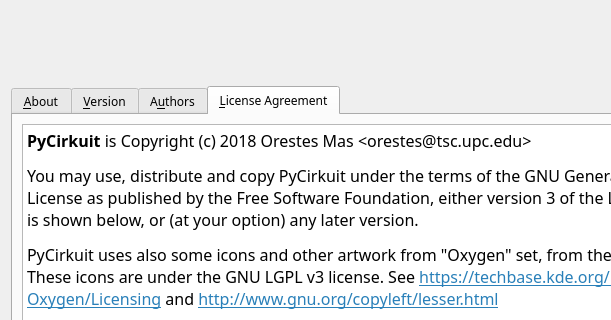
orestesmas/pycirkuit, file pycirkuit/ui/aboutdialog.ui: the form before one commit; both pictures show x 0 to 611 and y 0 to 320 of the 750 by 680 pixel window.
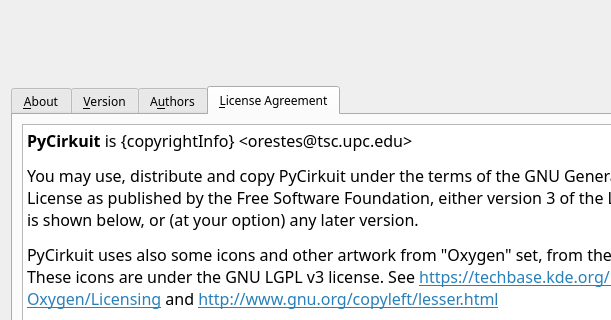
The form after the commit. The open tabs and pages were chosen to show the change. Icons and pictures are not drawn.

Commit message:
Remove hard-coded version and copyright info from About dialog
Now this info is fetched from variables defined in __init__.py file
Also, updated catalan translations affected by these changes

```diff
--- a/pycirkuit/ui/aboutdialog.ui
+++ b/pycirkuit/ui/aboutdialog.ui
@@ -197,11 +197,11 @@
           <enum>Qt::ScrollBarAlwaysOff</enum>
          </property>
          <property name="html">
-          <string>&lt;!DOCTYPE HTML PUBLIC &quot;-//W3C//DTD HTML 4.0//EN&quot; &quot;http://www.w3.org/TR/REC-html40/strict.dtd&quot;&gt;
+          <string extracomment="Don't translate the variable inside brackets (brackets included)">&lt;!DOCTYPE HTML PUBLIC &quot;-//W3C//DTD HTML 4.0//EN&quot; &quot;http://www.w3.org/TR/REC-html40/strict.dtd&quot;&gt;
 &lt;html&gt;&lt;head&gt;&lt;meta name=&quot;qrichtext&quot; content=&quot;1&quot; /&gt;&lt;style type=&quot;text/css&quot;&gt;
 p, li { white-space: pre-wrap; }
 &lt;/style&gt;&lt;/head&gt;&lt;body style=&quot; font-family:'Sans Serif'; font-size:12pt; font-weight:400; font-style:normal;&quot;&gt;
-&lt;p style=&quot; margin-top:12px; margin-bottom:12px; margin-left:0px; margin-right:0px; -qt-block-indent:0; text-indent:0px;&quot;&gt;&lt;span style=&quot; font-weight:600;&quot;&gt;PyCirkuit&lt;/span&gt; is Copyright (c) 2018 Orestes Mas &amp;lt;orestes@tsc.upc.edu&amp;gt;&lt;/p&gt;
+&lt;p style=&quot; margin-top:12px; margin-bottom:12px; margin-left:0px; margin-right:0px; -qt-block-indent:0; text-indent:0px;&quot;&gt;&lt;span style=&quot; font-weight:600;&quot;&gt;PyCirkuit&lt;/span&gt; is {copyrightInfo} &amp;lt;orestes@tsc.upc.edu&amp;gt;&lt;/p&gt;
 &lt;p style=&quot; margin-top:12px; margin-bottom:12px; margin-left:0px; margin-right:0px; -qt-block-indent:0; text-indent:0px;&quot;&gt;You may use, distribute and copy PyCirkuit under the terms of the GNU General Public License as published by the Free Software Foundation, either version 3 of the License, which is shown below, or (at your option) any later version.&lt;/p&gt;
 &lt;p style=&quot; margin-top:12px; margin-bottom:12px; margin-left:0px; margin-right:0px; -qt-block-indent:0; text-indent:0px;&quot;&gt;PyCirkuit uses also some icons and other artwork from &amp;quot;Oxygen&amp;quot; set, from the KDE project. These icons are under the GNU LGPL v3 license. See &lt;a href=&quot;https://techbase.kde.org/Projects/Oxygen/Licensing&quot;&gt;&lt;span style=&quot; text-decoration: underline; color:#2980b9;&quot;&gt;https://techbase.kde.org/Projects/Oxygen/Licensing&lt;/span&gt;&lt;/a&gt; and &lt;a href=&quot;http://www.gnu.org/copyleft/lesser.html&quot;&gt;&lt;span style=&quot; text-decoration: underline; color:#2980b9;&quot;&gt;http://www.gnu.org/copyleft/lesser.html&lt;/span&gt;&lt;/a&gt;&lt;/p&gt;&lt;/body&gt;&lt;/html&gt;</string>
          </property>
```
Left out of the diff: 6 changed lines with no effect on the pictures. The commit also changes 8 other files.
